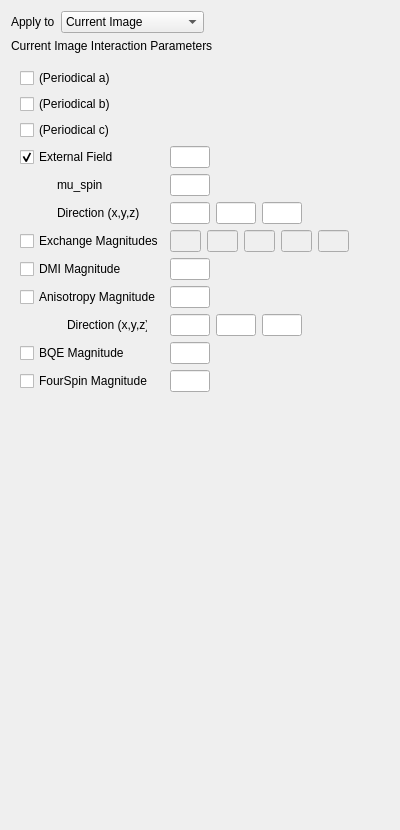
The window that ui-qt/ui/HamiltonianIsotropicWidget.ui (spirit-code/spirit) describes before a commit, drawn with Qt 5.
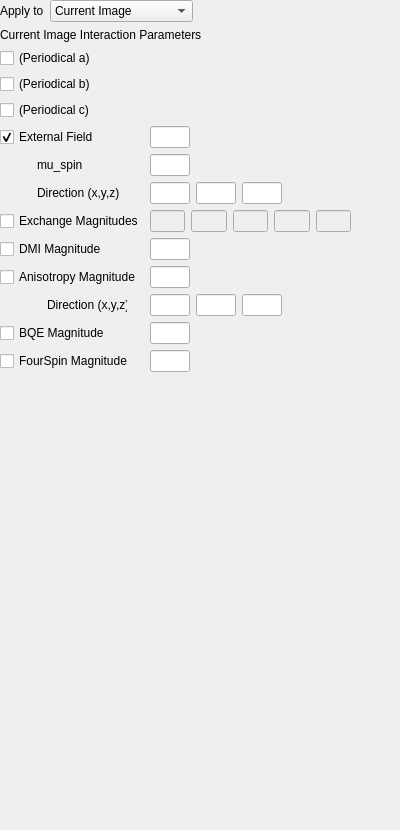
The same window after the commit.

Commit message: UI-QT: significant Settings layout improvements. - ToolBox is now used throughout settings, except Hamiltonian (not necessary) - Removed several margins which required some of the tabs to be unnecessarily large

```diff
--- a/ui-qt/ui/HamiltonianIsotropicWidget.ui
+++ b/ui-qt/ui/HamiltonianIsotropicWidget.ui
@@ -14,6 +14,18 @@
    <string>Form</string>
   </property>
   <layout class="QGridLayout" name="gridLayout">
+   <property name="leftMargin">
+    <number>0</number>
+   </property>
+   <property name="topMargin">
+    <number>0</number>
+   </property>
+   <property name="rightMargin">
+    <number>0</number>
+   </property>
+   <property name="bottomMargin">
+    <number>0</number>
+   </property>
    <item row="1" column="0">
     <widget class="QLabel" name="label">
      <property name="text">
@@ -89,11 +101,23 @@
        <rect>
         <x>0</x>
         <y>0</y>
-        <width>390</width>
-        <height>748</height>
+        <width>400</width>
+        <height>770</height>
        </rect>
       </property>
       <layout class="QGridLayout" name="gridLayout_6">
+       <property name="leftMargin">
+        <number>0</number>
+       </property>
+       <property name="topMargin">
+        <number>0</number>
+       </property>
+       <property name="rightMargin">
+        <number>0</number>
+       </property>
+       <property name="bottomMargin">
+        <number>0</number>
+       </property>
        <item row="22" column="1">
         <spacer name="verticalSpacer_23">
          <property name="orientation">
```
The commit also changes 5 other files.
